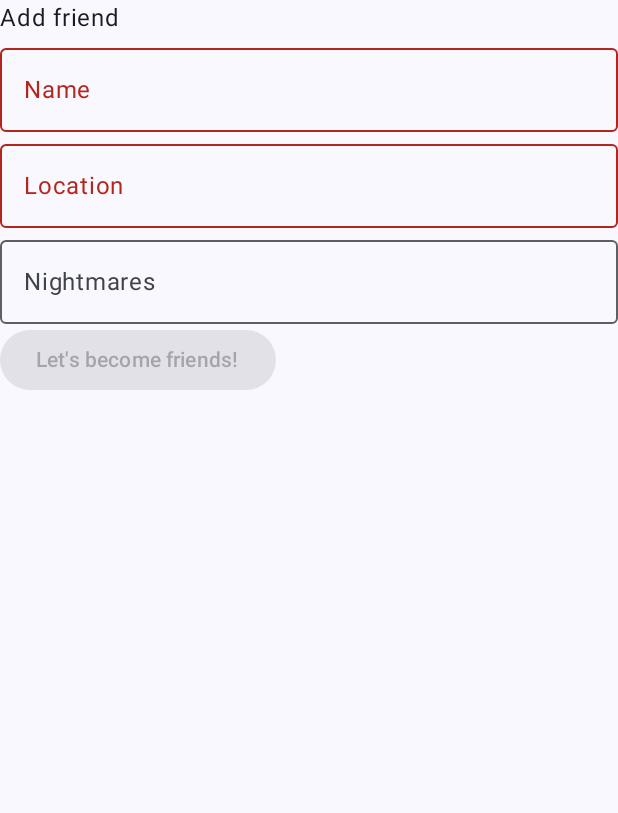
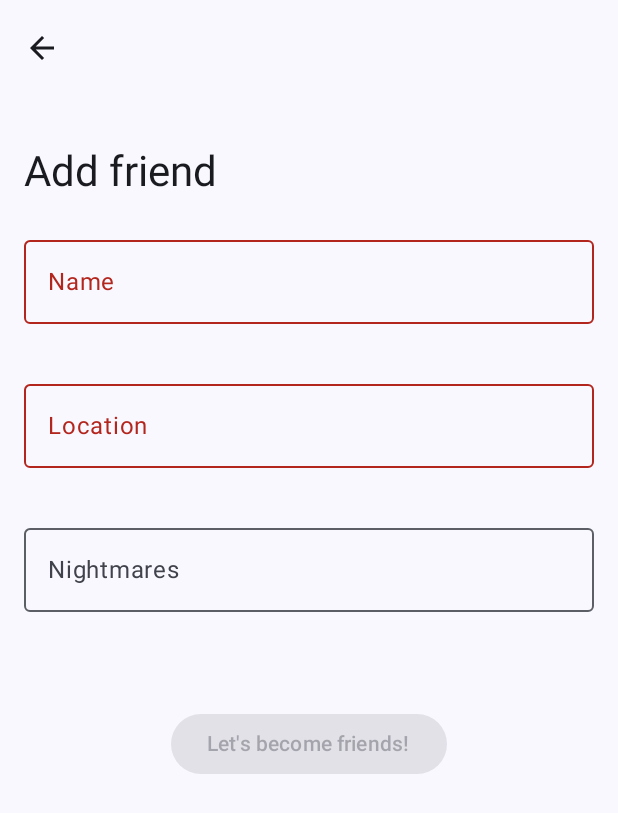
Before and after one commit to sipos-david/my-little-spiders-android, an Android app built with Jetpack Compose: the AddFriendScreen screen opened through its navigation route, on a phone screen of 412 x 824 dp. Shown: the top 813 px of the screen. Run offline under Robolectric (Android 15) with nearby library versions, the phone set to English and light mode, and no system bars; our stand-ins replace Dagger/Hilt's generated code; network calls fail.

Commit message:
Add friend add and edit screen designs

```diff
--- a/app/src/main/java/dev/shipi/mylittlespiders/presentation/friend/FriendForm.kt
+++ b/app/src/main/java/dev/shipi/mylittlespiders/presentation/friend/FriendForm.kt
@@ -3,31 +3,60 @@
 package dev.shipi.mylittlespiders.presentation.friend
 
 import androidx.compose.foundation.layout.Column
+import androidx.compose.foundation.layout.fillMaxHeight
 import androidx.compose.foundation.layout.fillMaxWidth
+import androidx.compose.foundation.layout.padding
 import androidx.compose.foundation.text.KeyboardOptions
+import androidx.compose.material.icons.Icons
+import androidx.compose.material.icons.outlined.ArrowBack
 import androidx.compose.material3.Button
 import androidx.compose.material3.ExperimentalMaterial3Api
+import androidx.compose.material3.Icon
+import androidx.compose.material3.IconButton
+import androidx.compose.material3.LargeTopAppBar
+import androidx.compose.material3.MaterialTheme
 import androidx.compose.material3.OutlinedTextField
 import androidx.compose.material3.Text
 import androidx.compose.runtime.Composable
 import androidx.compose.runtime.collectAsState
 import androidx.compose.runtime.getValue
+import androidx.compose.ui.Alignment
 import androidx.compose.ui.Modifier
 import androidx.compose.ui.text.input.KeyboardType
 import androidx.compose.ui.tooling.preview.Preview
+import androidx.compose.ui.unit.dp
 import dev.shipi.mylittlespiders.lib.createString
 
+@OptIn(ExperimentalMaterial3Api::class)
 @Composable
 fun FriendForm(
     viewModel: FriendFormViewModel,
     title: String,
     submit: String,
-    onSubmit: () -> Unit
+    onSubmit: () -> Unit,
+    onNavigateBack: () -> Unit
 ) {
     val state by viewModel.state.collectAsState()
 
     Column {
-        Text(text = title)
+        LargeTopAppBar(
+            title = { Text(text = title) },
+            navigationIcon = {
+                IconButton(onClick = onNavigateBack) {
+                    Icon(
+                        tint = MaterialTheme.colorScheme.onBackground,
+                        imageVector = Icons.Outlined.ArrowBack,
+                        contentDescription = "Navigate back"
+                    )
+                }
+            }
+        )
+        Column(
+            modifier = Modifier
+                .fillMaxHeight()
+                .padding(horizontal = 16.dp),
+            horizontalAlignment = Alignment.CenterHorizontally
+        ) {
             OutlinedTextField(
                 value = state.name.value,
                 singleLine = true,
@@ -39,7 +68,9 @@ fun FriendForm(
             OutlinedTextField(
                 value = state.location.value,
                 singleLine = true,
-            modifier = Modifier.fillMaxWidth(),
+                modifier = Modifier
+                    .fillMaxWidth()
+                    .padding(top = 32.dp),
                 onValueChange = viewModel::setLocation,
                 label = { Text("Location") },
                 isError = state.location.hasError,
@@ -47,14 +78,21 @@ fun FriendForm(
             OutlinedTextField(
                 value = createString(state.nightmares.value),
                 singleLine = true,
-            modifier = Modifier.fillMaxWidth(),
+                modifier = Modifier
+                    .fillMaxWidth()
+                    .padding(top = 32.dp),
                 onValueChange = viewModel::setNightmares,
                 label = { Text("Nightmares") },
                 isError = state.nightmares.hasError,
                 keyboardOptions = KeyboardOptions.Default.copy(keyboardType = KeyboardType.Number),
             )
-        Button(onClick = onSubmit, enabled = !state.hasErrors) {
+            Button(
+                modifier = Modifier.padding(top = 64.dp),
+                onClick = onSubmit,
+                enabled = !state.hasErrors
+            ) {
                 Text(text = submit)
+            }
         }
     }
 }
@@ -62,5 +100,5 @@ fun FriendForm(
 @Preview
 @Composable
 fun FriendFormPreview() {
-    FriendForm(FriendFormViewModel(), "Title", "Submit") { }
+    FriendForm(FriendFormViewModel(), "Title", "Submit", { }, { })
 }
--- a/app/src/main/java/dev/shipi/mylittlespiders/presentation/friend/add/AddFriendScreen.kt
+++ b/app/src/main/java/dev/shipi/mylittlespiders/presentation/friend/add/AddFriendScreen.kt
@@ -5,8 +5,14 @@ import dev.shipi.mylittlespiders.presentation.friend.FriendForm
 
 @Composable
 fun AddFriendScreen(viewModel: AddFriendViewModel, onNavigateToListView: () -> Unit) {
-    FriendForm(viewModel.formViewModel, "Add friend", "Let's become friends!") {
-        viewModel.addFriend()
-        onNavigateToListView()
-    }
+    FriendForm(
+        viewModel = viewModel.formViewModel,
+        title = "Add friend",
+        submit = "Let's become friends!",
+        onSubmit = {
+            viewModel.addFriend()
+            onNavigateToListView()
+        },
+        onNavigateBack = onNavigateToListView
+    )
 }
```
Also changed, not shown: app/src/main/java/dev/shipi/mylittlespiders/presentation/friend/update/UpdateFriendScreen.kt (+21 -6 lines). Lines whose indentation alone changed are shown as unchanged.
